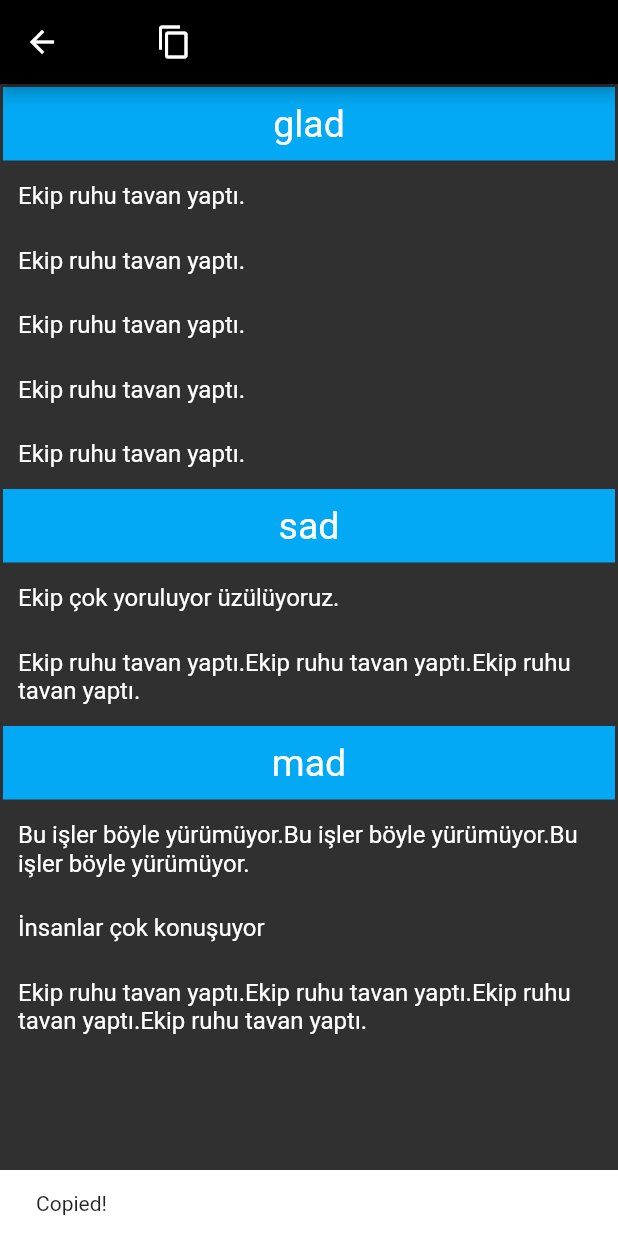
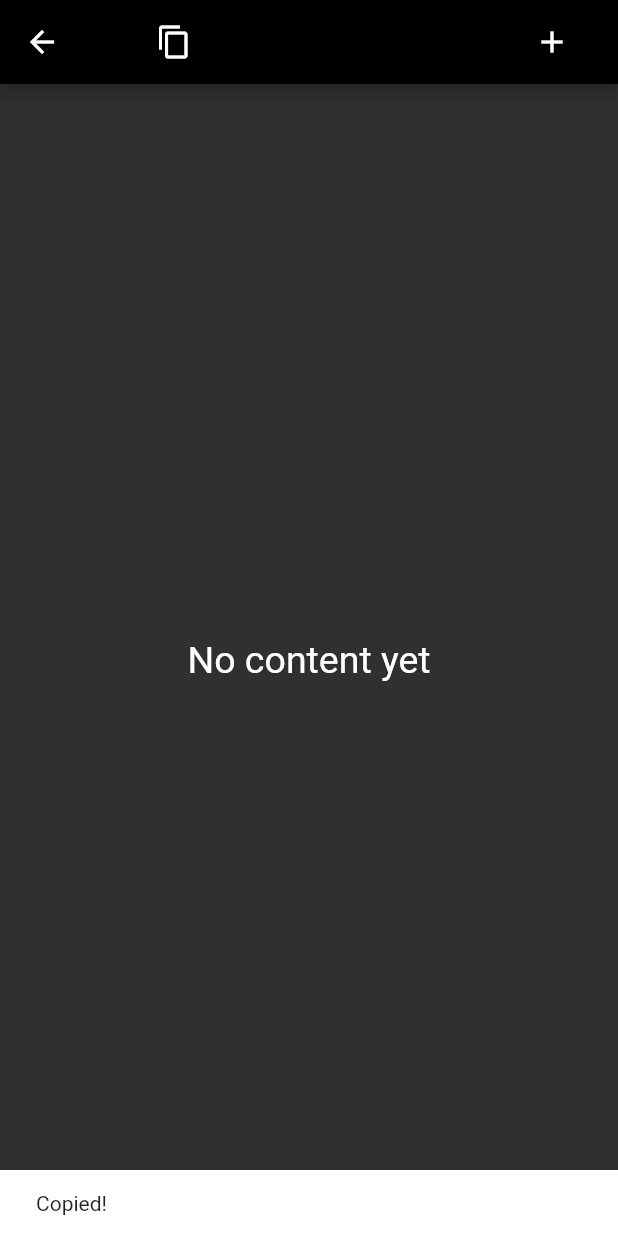
Before and after one commit to Mihrimah/retrospective, a Flutter app: the RetroPage screen opened directly with empty values, after a tap on the "content copy" icon, on a phone screen of 412 x 824 dp. Run offline on Flutter 3.47's test engine with Material 2 defaults, Android fonts, the phone set to English and light mode, and no system bars.

```diff
--- a/lib/app.dart
+++ b/lib/app.dart
@@ -1,4 +1,5 @@
 import 'package:flutter/material.dart';
+import 'package:retrospektif/pages/add_new_content_page.dart';
 import 'package:retrospektif/pages/join_page.dart';
 import 'package:retrospektif/pages/retro_page.dart';
 import 'package:retrospektif/pages/start_page.dart';
@@ -9,7 +10,8 @@ class App extends StatelessWidget {
     '/start': (context) => StartPage(),
     '/choose_template': (context) => TemplatePage(),
     '/join_room': (context) => JoinPage(),
-    '/retro' : (context) => RetroPage(ModalRoute.of(context).settings.arguments)
+    '/retro' : (context) => RetroPage(ModalRoute.of(context).settings.arguments),
+    //'/add_new_content': (context) => AddNewContentPage(ModalRoute.of(context).settings.arguments)
   };
 
   final darkTheme = ThemeData(
--- a/lib/model/fake_data_model.dart
+++ b/lib/model/fake_data_model.dart
@@ -1,9 +1,9 @@
 class FakeDataModel{
-  String code;
-  String templateType;
-  String title;
-  String text;
+  String roomCode;
+  int templateType;
+  String templateTitle;
+  String textContent;
   int likeCount;
 
-  FakeDataModel(this.code, this.templateType, this.title, this.text, this.likeCount);
+  FakeDataModel(this.roomCode, this.templateType, this.templateTitle, this.textContent, this.likeCount);
 }
--- a/lib/pages/retro_page.dart
+++ b/lib/pages/retro_page.dart
@@ -5,11 +5,14 @@ import 'package:retrospektif/core/code_generator.dart';
 import 'package:retrospektif/core/grouped_list_view.dart';
 import 'package:retrospektif/model/fake_data_model.dart';
 import 'package:retrospektif/model/retro_page_params.dart';
+import 'package:retrospektif/pages/waiting_content_page.dart';
 import 'package:retrospektif/repository/fake_repository.dart';
-import 'package:retrospektif/template/abstract_base_template.dart';
+
+import 'add_new_content_page.dart';
 
 class RetroPage extends StatelessWidget {
   RetroPageParams retroPageParams;
+  final FakeRepository _fakeRepository = FakeRepository();
   final CodeGenerator _codeGenerator = CodeGenerator();
   final snackBar = SnackBar(
     content: Text('Copied!'),
@@ -26,16 +29,36 @@ class RetroPage extends StatelessWidget {
           child: Builder(
             builder: (context) => AppBar(
               title: appBarTitle(retroPageParams.roomCode, context),
+              actions: [
+                FlatButton(
+                  child: Icon(Icons.add),
+                  onPressed: () {
+                    Navigator.push(
+                      context,
+                      MaterialPageRoute(builder: (context) => AddNewContentPage(retroPageParams,_fakeRepository)),
+                    );
+                    Navigator.pushNamed(context, "/add_new_content",arguments: retroPageParams);
+                  },
+                )
+              ],
             ),
           ),
         ),
-        body: GroupedListView(
-          groupBy: (FakeDataModel t) => t.title,
+        body: StreamBuilder(
+          stream: _fakeRepository.getRoomData(retroPageParams.roomCode,
+              retroPageParams.template.getTemplateTypeId()),
+          builder: (context, snapshot) {
+            if (!snapshot.hasData) return buildWaitingScreen();
+            if (snapshot.data.length == 0) return WaitingContentPage();
+            return GroupedListView(
+              groupBy: (FakeDataModel t) => t.templateTitle,
               groupBuilder: (BuildContext context, String title) =>
                   _headerWidget(title),
               listBuilder: (BuildContext context, FakeDataModel t) =>
-              _listWidget(t.text),
-          list: FakeRepository().generateData(),
+                  _listWidget(t),
+              list: snapshot.data,
+            );
+          },
         ));
   }
 
@@ -56,19 +79,31 @@ class RetroPage extends StatelessWidget {
     );
   }
 
-  Widget _listWidget(String text) {
-    return Container(
-      padding: EdgeInsets.all(10),
-      margin: EdgeInsets.all(2),
-      child: Column(
-        crossAxisAlignment: CrossAxisAlignment.start,
+  Widget _listWidget(FakeDataModel fakeDataModel) {
+    return ListTile(
+      title: Text(
+        fakeDataModel.textContent,
+        style: TextStyle(fontSize: 16),
+      ),
+      trailing: _favouriteCountAndIcon(fakeDataModel.likeCount),
+    );
+  }
+
+  Widget _favouriteCountAndIcon(int likeCount) {
+    return Row(
+      mainAxisSize: MainAxisSize.min,
       children: [
         Text(
-            text,
-            style: TextStyle(fontSize: 16),
+          likeCount.toString(),
+          style: TextStyle(fontSize: 15),
+        ),
+        IconButton(
+          icon: Icon(Icons.favorite),
+          onPressed: () {
+            print("kalp!");
+          },
         )
       ],
-      ),
     );
   }
 
@@ -86,4 +121,13 @@ class RetroPage extends StatelessWidget {
       ],
     );
   }
+
+  Widget buildWaitingScreen() {
+    return Scaffold(
+      body: Container(
+        alignment: Alignment.center,
+        child: CircularProgressIndicator(),
+      ),
+    );
   }
+}
--- /dev/null
+++ b/lib/pages/waiting_content_page.dart
@@ -0,0 +1,8 @@
+import 'package:flutter/material.dart';
+
+class WaitingContentPage extends StatelessWidget{
+  @override
+  Widget build(BuildContext context) {
+    return Center(child: Text("No content yet", style: TextStyle(fontSize: 25),));
+  }
+}
--- /dev/null
+++ b/lib/repository/base_repository.dart
@@ -0,0 +1,3 @@
+abstract class BaseRepository{
+    Stream getRoomData(String roomCode, int templateId);
+}
--- a/lib/repository/fake_repository.dart
+++ b/lib/repository/fake_repository.dart
@@ -1,38 +1,101 @@
 import 'package:retrospektif/model/fake_data_model.dart';
+import 'package:retrospektif/repository/base_repository.dart';
+import 'package:retrospektif/template/abstract_base_template.dart';
 
-class FakeRepository{
+class FakeRepository implements BaseRepository {
+  final List<FakeDataModel> madsadglad_data = List();
+  final List<FakeDataModel> starfish_data = List();
 
-  List<FakeDataModel> generateData(){
-    List<FakeDataModel> list = List();
-    FakeDataModel fakeData = FakeDataModel("ABC123","1", "mad","Bu işler böyle yürümüyor.Bu işler böyle yürümüyor.Bu işler böyle yürümüyor.",0);
-    list.add(fakeData);
+  FakeRepository() {
+    FakeDataModel fakeData = FakeDataModel(
+        "1ABC123",
+        1,
+        "mad",
+        "Bu işler böyle yürümüyor.Bu işler böyle yürümüyor.Bu işler böyle yürümüyor.",
+        0);
+    madsadglad_data.add(fakeData);
 
-    FakeDataModel fakeData2 = FakeDataModel("ABC123","1", "mad","İnsanlar çok konuşuyor",0);
-    list.add(fakeData2);
+    FakeDataModel fakeData2 =
+        FakeDataModel("1ABC123", 1, "mad", "İnsanlar çok konuşuyor", 0);
+    madsadglad_data.add(fakeData2);
 
-    FakeDataModel fakeData3 = FakeDataModel("ABC123","1", "sad","Ekip çok yoruluyor üzülüyoruz.",0);
-    list.add(fakeData3);
+    FakeDataModel fakeData3 =
+        FakeDataModel("1ABC123", 1, "sad", "Ekip çok yoruluyor üzülüyoruz.", 0);
+    madsadglad_data.add(fakeData3);
 
-    FakeDataModel fakeData4 = FakeDataModel("ABC123","1", "glad","Ekip ruhu tavan yaptı.",0);
-    list.add(fakeData4);
+    FakeDataModel fakeData4 =
+        FakeDataModel("1ABC123", 1, "glad", "Ekip ruhu tavan yaptı.", 0);
+    madsadglad_data.add(fakeData4);
 
-    FakeDataModel fakeData5 = FakeDataModel("ABC123","1", "mad","Ekip ruhu tavan yaptı.Ekip ruhu tavan yaptı.Ekip ruhu tavan yaptı.Ekip ruhu tavan yaptı.",0);
-    list.add(fakeData5);
+    FakeDataModel fakeData5 = FakeDataModel(
+        "1ABC123",
+        1,
+        "mad",
+        "Ekip ruhu tavan yaptı.Ekip ruhu tavan yaptı.Ekip ruhu tavan yaptı.Ekip ruhu tavan yaptı.",
+        0);
+    madsadglad_data.add(fakeData5);
 
-    FakeDataModel fakeData6 = FakeDataModel("ABC123","1", "sad","Ekip ruhu tavan yaptı.Ekip ruhu tavan yaptı.Ekip ruhu tavan yaptı.",0);
-    list.add(fakeData6);
+    FakeDataModel fakeData6 = FakeDataModel(
+        "1ABC123",
+        1,
+        "sad",
+        "Ekip ruhu tavan yaptı.Ekip ruhu tavan yaptı.Ekip ruhu tavan yaptı.",
+        0);
+    madsadglad_data.add(fakeData6);
+/*
+    FakeDataModel fakeData7 =
+        FakeDataModel("1ABC123", 1, "glad", "Ekip ruhu tavan yaptı.", 0);
+    madsadglad_data.add(fakeData7);
 
-    FakeDataModel fakeData7 = FakeDataModel("ABC123","1", "glad","Ekip ruhu tavan yaptı.",0);
-    list.add(fakeData7);
+    FakeDataModel fakeData8 =
+        FakeDataModel("1ABC123", 1, "glad", "Ekip ruhu tavan yaptı.", 0);
+    madsadglad_data.add(fakeData8);
 
-    FakeDataModel fakeData8 = FakeDataModel("ABC123","1", "glad","Ekip ruhu tavan yaptı.",0);
-    list.add(fakeData8);
+    FakeDataModel fakeData9 =
+        FakeDataModel("1ABC123", 1, "glad", "Ekip ruhu tavan yaptı.", 0);
+    madsadglad_data.add(fakeData9);
 
-    FakeDataModel fakeData9 = FakeDataModel("ABC123","1", "glad","Ekip ruhu tavan yaptı.",0);
-    list.add(fakeData9);
+    FakeDataModel fakeData10 =
+        FakeDataModel("1ABC123", 1, "glad", "Ekip ruhu tavan yaptı.", 0);
+    madsadglad_data.add(fakeData10);*/
 
-    FakeDataModel fakeData10 = FakeDataModel("ABC123","1", "glad","Ekip ruhu tavan yaptı.",0);
-    list.add(fakeData10);
-    return list;
+    FakeDataModel fakeData11 = FakeDataModel(
+        "2ABC1234",
+        2,
+        "less",
+        "Bu işler böyle yürümüyor.Bu işler böyle yürümüyor.Bu işler böyle yürümüyor.",
+        0);
+    starfish_data.add(fakeData11);
+
+    FakeDataModel fakeData12 =
+        FakeDataModel("2ABC1234", 2, "more", "İnsanlar çok konuşuyor", 0);
+    starfish_data.add(fakeData12);
+  }
+
+  @override
+  Stream<List<FakeDataModel>> getRoomData(String roomCode, int templateId) {
+    Iterable<FakeDataModel> newState;
+    if (templateId == 1) {
+      newState =  madsadglad_data.where((element) => element.roomCode == roomCode);
+      return Stream.value(List<FakeDataModel>.from(newState));
+    }
+    else if (templateId == 2){
+      newState =  starfish_data.where((element) => element.roomCode == roomCode);
+      return Stream.value(List<FakeDataModel>.from(newState));
+    }
+    else
+      return null;
+  }
+
+  //Denemek için..
+  addContent(String text, String title , String code, AbstractBaseTemplate template){
+    if (template.getTemplateTypeId() == 1) {
+      madsadglad_data.add(new FakeDataModel(code, template.type, title, text, 0));
+    }
+    else if (template.getTemplateTypeId() == 2){
+      starfish_data.add(new FakeDataModel(code, template.type, title, text, 0));
+    }
+    else
+      null;
   }
 }
```
Also changed, not shown: lib/pages/add_new_content_page.dart (added, +112 -0 lines), lib/pages/start_page.dart (+11 -1 lines). Lines whose indentation alone changed are shown as unchanged.
